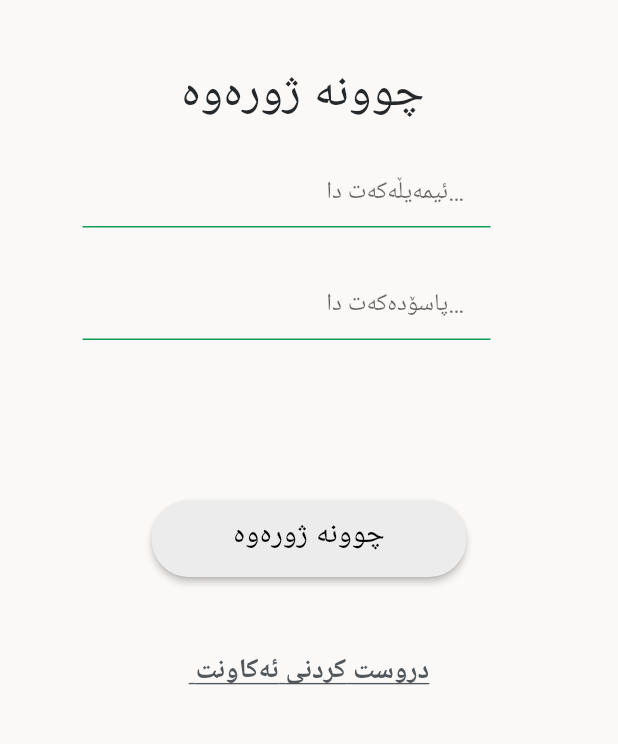
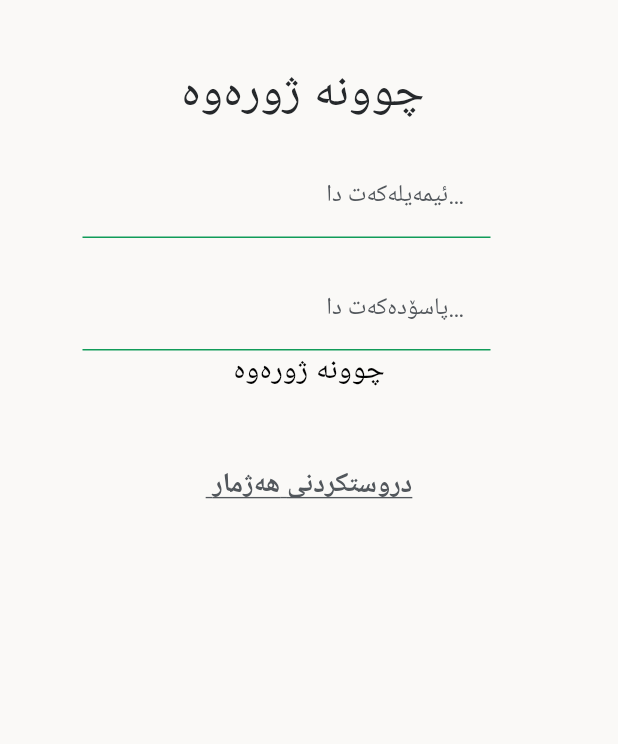
Before and after one commit to Diary-hub/AskMe-Hackasuly, a Flutter app: the screen it shows after launch, on a phone screen of 412 x 824 dp, the part 158-902 px from its top. Run offline on Flutter 3.47's test engine with Material 2 defaults, Android fonts, the phone set to English and light mode, and no system bars; our stand-ins replace firebase_auth, firebase_core; accounts and stored records are empty; project files that could hold a hidden picture were left out.

Commit message:
authentication for login

```diff
--- a/application/askme/lib/login.dart
+++ b/application/askme/lib/login.dart
@@ -1,18 +1,43 @@
 // ignore_for_file: avoid_unnecessary_containers
 
+import 'package:askme/my_button.dart';
+import 'package:askme/signup.dart';
+import 'package:firebase_auth/firebase_auth.dart';
 import 'package:flutter/material.dart';
 
 class Login_page extends StatefulWidget {
-  const Login_page({super.key});
+  Login_page({super.key});
+  //controller
+  final emailController = TextEditingController();
+  final passwordController = TextEditingController();
+
+// sign user in method
+  void signUserIn() async {
+    await FirebaseAuth.instance.signInWithEmailAndPassword(
+        email: emailController.text, password: passwordController.text);
+
+    try {
+      await FirebaseAuth.instance.signInWithEmailAndPassword(
+          email: emailController.text, password: passwordController.text);
+    } on FirebaseException catch (e) {
+      if (e.code == 'user-not-found') {
+        print("no");
+      } else if (e.code == 'wrong-password') {
+        print('wrong pass');
+      }
+    }
+  }
 
   @override
   State<Login_page> createState() => _Login_pageState();
 }
 
 class _Login_pageState extends State<Login_page> {
+  get signUserIn => null;
+
   @override
   Widget build(BuildContext context) {
-  //  double screenwidth = MediaQuery.of(context).size.width;
+    //  double screenwidth = MediaQuery.of(context).size.width;
 
     return SafeArea(
       child: Scaffold(
@@ -61,15 +86,15 @@ class _Login_pageState extends State<Login_page> {
                         decoration: const InputDecoration(
                           filled: true,
                           fillColor: Colors.transparent,
-                          hintText:
+                          labelText:
                               ("                                      ئیمەیڵەکەت داخڵ بکە "),
+                          floatingLabelBehavior: FloatingLabelBehavior.auto,
                           enabledBorder: UnderlineInputBorder(
                             borderSide: BorderSide(
                               color: Color(0xFF119C59),
                             ), // Set your desired color here
                           ),
-                          labelStyle: TextStyle(
-                              color: Color.fromARGB(255, 28, 127, 252)),
+                          labelStyle: TextStyle(color: Color(0xFF52575C)),
                         ),
                       ),
                     ),
@@ -84,60 +109,22 @@ class _Login_pageState extends State<Login_page> {
                         decoration: const InputDecoration(
                           filled: true,
                           fillColor: Colors.transparent,
-                          hintText:
+                          labelText:
                               ("                                      پاسۆدەکەت داخڵ بکە"),
+                          floatingLabelBehavior: FloatingLabelBehavior.auto,
                           enabledBorder: UnderlineInputBorder(
                             borderSide: BorderSide(
                               color: Color(0xFF119C59),
                             ), // Set your desired color here
                           ),
-                          labelStyle: TextStyle(
-                              color: Color.fromARGB(255, 28, 127, 252)),
+                          labelStyle: TextStyle(color: Color(0xFF52575C)),
                         ),
                       ),
                     ),
                   ),
                   // login button
-                  Padding(
-                    padding: const EdgeInsets.only(top: 100),
-                    child: Center(
-                      child: SizedBox(
-                        width: 210,
-                        height: 51,
-                        child: ElevatedButton(
-                            style: ElevatedButton.styleFrom(
-                              shape: RoundedRectangleBorder(
-                                borderRadius: BorderRadius.circular(25),
-                              ),
-                              backgroundColor:
-                                  const Color.fromARGB(255, 236, 236, 236),
-                            ),
-                            onPressed: () {
-                              // Navigator.push(
-                              //   context,
-                              //   MaterialPageRoute(
-                              //       builder: (context) => null),
-                              // );
-                            },
-                            child: const Padding(
-                              padding: EdgeInsets.only(top: 9),
-                              child: Column(
-                                children: [
-                                  Center(
-                                    child: Text(
-                                      'چوونە ژورەوە',
-                                      style: TextStyle(
-                                          color: Color.fromARGB(255, 0, 0, 0),
-                                          fontSize: 20),
-                                    ),
-                                  ),
-                                ],
-                              ),
-                            )),
-
-                        // sign up
-                      ),
-                    ),
+                  My_Button(
+                    onTap: signUserIn,
                   ),
                 ],
               ),
@@ -147,13 +134,14 @@ class _Login_pageState extends State<Login_page> {
               padding: const EdgeInsets.only(top: 50),
               child: InkWell(
                   onTap: () {
-                    // Navigator.pushReplacement(
-                    //   context,
-                    //   MaterialPageRoute(builder: (context) => const AboutUs()),
-                    // );
+                    Navigator.pushReplacement(
+                      context,
+                      MaterialPageRoute(
+                          builder: (context) => const SignUp_Page()),
+                    );
                   },
                   child: const Text(
-                    " دروست کردنی ئەکاونت",
+                    " دروستکردنی هەژمار",
                     style: TextStyle(
                         decoration: TextDecoration.underline,
                         fontSize: 18,
--- a/application/askme/lib/main.dart
+++ b/application/askme/lib/main.dart
@@ -1,20 +1,34 @@
 import 'package:askme/login.dart';
 import 'package:flutter/material.dart';
+import 'package:firebase_core/firebase_core.dart';
+import 'firebase_options.dart';
 
 void main() {
+  WidgetsFlutterBinding.ensureInitialized();
   runApp(const MyApp());
 }
 
 class MyApp extends StatelessWidget {
-  const MyApp({super.key});
+  const MyApp({Key? key}) : super(key: key);
 
   // This widget is the root of your application.
   @override
   Widget build(BuildContext context) {
-    return const MaterialApp(
-      debugShowCheckedModeBanner: false,
-      title: 'لێم بپرسە',
-      home: Login_page(),
+    return FutureBuilder(
+      future: Firebase.initializeApp(
+          options: DefaultFirebaseOptions.currentPlatform),
+      builder: (context, snapshot) {
+        if (snapshot.connectionState == ConnectionState.done) {
+          return MaterialApp(
+            debugShowCheckedModeBanner: false,
+            title: 'لێم بپرسە',
+            home: Login_page(),
+          );
+        }
+
+        // Display a loading indicator while Firebase initializes
+        return CircularProgressIndicator();
+      },
     );
   }
 }
--- /dev/null
+++ b/application/askme/lib/my_button.dart
@@ -0,0 +1,28 @@
+import 'package:flutter/material.dart';
+
+class My_Button extends StatelessWidget {
+  final Function()? onTap;
+  const My_Button({super.key, required this.onTap});
+
+  @override
+  Widget build(BuildContext context) {
+    return GestureDetector(
+      onTap: onTap,
+      child: Container(
+        child: Center(
+          child: Column(
+            children: [
+              Center(
+                child: Text(
+                  'چوونە ژورەوە',
+                  style: TextStyle(
+                      color: Color.fromARGB(255, 0, 0, 0), fontSize: 20),
+                ),
+              ),
+            ],
+          ),
+        ),
+      ),
+    );
+  }
+}
--- a/application/askme/pubspec.yaml
+++ b/application/askme/pubspec.yaml
@@ -32,9 +32,11 @@ dependencies:
     sdk: flutter
 
 
+
   # The following adds the Cupertino Icons font to your application.
   # Use with the CupertinoIcons class for iOS style icons.
   cupertino_icons: ^1.0.2
+  firebase_auth: ^4.6.3
 
 dev_dependencies:
   flutter_test:
```
Also changed, not shown: application/askme/lib/auth_page.dart (added, +26 -0 lines), application/askme/lib/signup.dart (added, +218 -0 lines), application/askme/lib/firebase_options.dart (added), application/askme/pubspec.lock, 10 other files.
